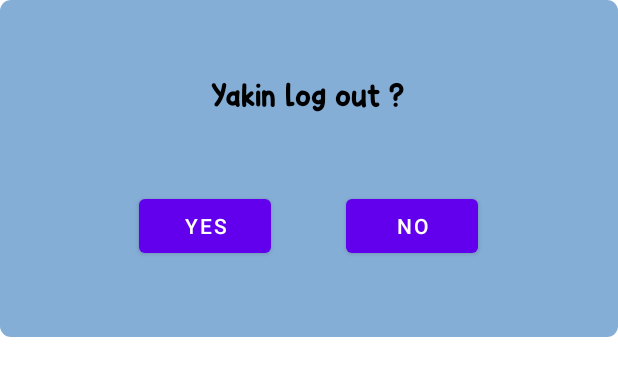
After one commit to Gizogazarm/chapter6SuitGame, an Android app: the layout dialog_logout.xml on its own in the app's theme, with its tools: preview values and no code run, on a phone screen of 412 x 824 dp. The commit adds this screen. Shown: the top 376 px of the screen. Run offline under Robolectric (Android 15) with nearby library versions, the phone set to English and light mode, and no system bars.

Commit message:
MENAMBAHKAN FITUR LOG OUT PADA SETTING DAN PERLU PENERAPAN SHARED PREFERENCE

```diff
--- a/app/src/main/java/id/rich/challengech5/ProfileActivity.kt
+++ b/app/src/main/java/id/rich/challengech5/ProfileActivity.kt
@@ -3,6 +3,8 @@ package id.rich.challengech5
 import android.content.Intent
 import androidx.appcompat.app.AppCompatActivity
 import android.os.Bundle
+import android.widget.Button
+import androidx.appcompat.app.AlertDialog
 import id.rich.challengech5.databinding.ActivityProfileBinding
 
 class ProfileActivity : AppCompatActivity() {
@@ -28,7 +30,29 @@ class ProfileActivity : AppCompatActivity() {
 
         }
         binding.btnLogOut.setOnClickListener {
-            startActivity(Intent(this, ThemeActivity::class.java))
+            val builder = AlertDialog.Builder(this,R.style.CustomAlertDialog)
+            val view = layoutInflater.inflate(R.layout.dialog_logout,null)
+            builder.setView(view)
+
+            val btnYes = view.findViewById<Button>(R.id.btn_yes)
+            val btnNo = view.findViewById<Button>(R.id.btn_no)
+
+            val dialog = builder.create()
+
+            btnYes.setOnClickListener{
+                val intent = Intent(this, LandingPageActivity::class.java)
+                startActivity(intent)
+                finish()
+            }
+
+            btnNo.setOnClickListener{
+                dialog.dismiss()
+            }
+
+            dialog.setCancelable(false)
+            dialog.show()
+
+
         }
     }
 }
--- /dev/null
+++ b/app/src/main/res/layout/dialog_logout.xml
@@ -0,0 +1,57 @@
+<?xml version="1.0" encoding="utf-8"?>
+<androidx.constraintlayout.widget.ConstraintLayout xmlns:android="http://schemas.android.com/apk/res/android"
+    xmlns:app="http://schemas.android.com/apk/res-auto"
+    android:layout_width="match_parent"
+    android:layout_height="wrap_content"
+    android:background="@drawable/bg_button_rounded"
+    >
+
+    <TextView
+        android:id="@+id/title_logOut"
+        android:layout_width="wrap_content"
+        android:layout_height="wrap_content"
+        android:layout_marginTop="64dp"
+        android:text="Yakin Log out ?"
+        android:textColor="@color/black"
+        android:textSize="20sp"
+        app:fontFamily="@font/oneoftheguys"
+        app:layout_constraintEnd_toEndOf="parent"
+        app:layout_constraintHorizontal_bias="0.497"
+        app:layout_constraintStart_toStartOf="parent"
+        app:layout_constraintTop_toTopOf="parent"
+        android:layout_margin="50dp"
+        />
+
+    <androidx.appcompat.widget.LinearLayoutCompat
+        android:layout_width="match_parent"
+        android:layout_height="wrap_content"
+        android:orientation="horizontal"
+        app:layout_constraintBottom_toBottomOf="parent"
+        app:layout_constraintEnd_toEndOf="parent"
+        app:layout_constraintStart_toStartOf="parent"
+        app:layout_constraintTop_toBottomOf="@id/title_logOut"
+        android:layout_margin="50dp"
+        android:gravity="center"
+        >
+
+        <Button
+            android:id="@+id/btn_yes"
+            android:layout_width="wrap_content"
+            android:layout_height="wrap_content"
+            android:text="YES"
+            android:layout_gravity="center"
+            android:layout_marginEnd="50dp"
+            />
+
+        <Button
+            android:id="@+id/btn_no"
+            android:layout_width="wrap_content"
+            android:layout_height="wrap_content"
+            android:text="NO"
+            android:layout_gravity="center"
+            />
+
+
+    </androidx.appcompat.widget.LinearLayoutCompat>
+
+</androidx.constraintlayout.widget.ConstraintLayout>
```
